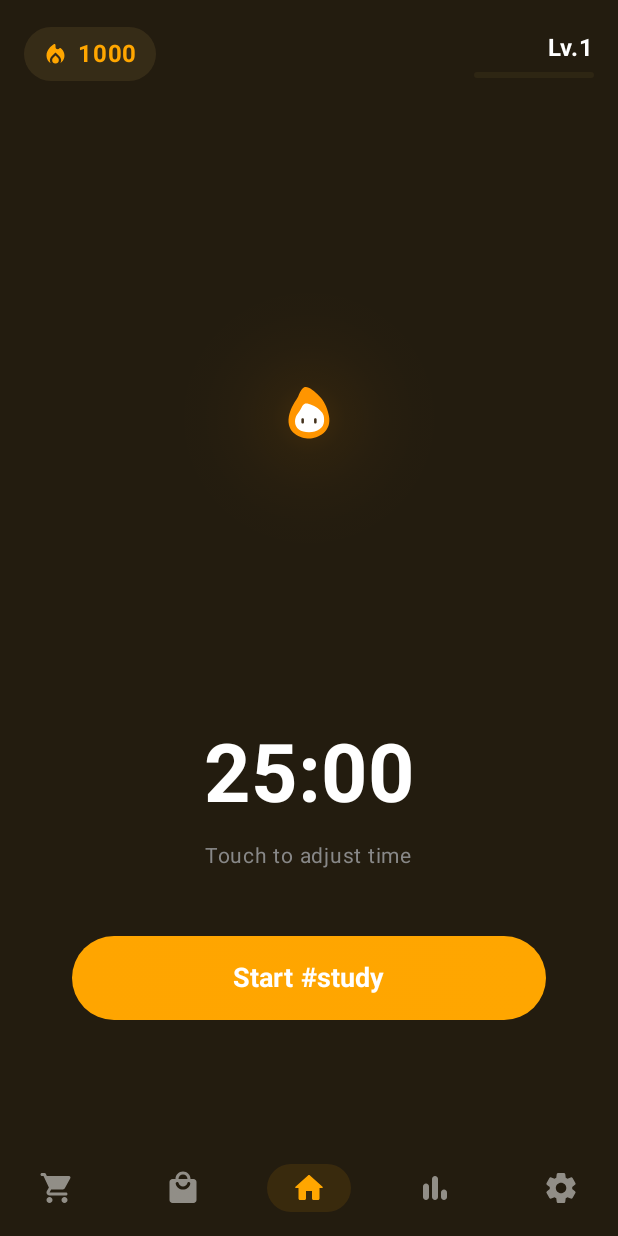
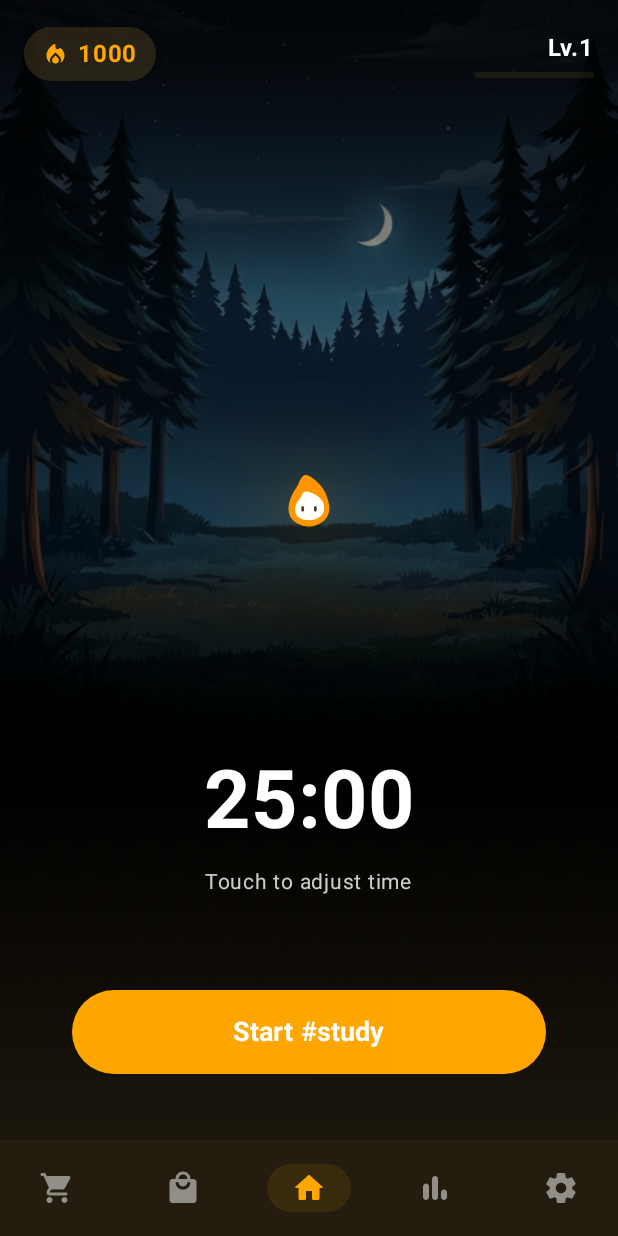
Before and after one commit to japygo/modakmodak, an Android app built with Jetpack Compose: the screen it shows after launch (MainActivity), on a phone screen of 412 x 824 dp. Run offline under Robolectric (Android 15) with nearby library versions, the phone set to English and light mode, and no system bars; our stand-ins replace Room's generated code.

Commit message:
feat: HomeScreen에 배경 이미지 및 투명 Scaffold 추가
- HomeScreen에 home_background.png를 적용해 시각적 개선
- Box 레이아웃으로 배경 이미지 및 상하단 그라디언트 층 구현
- Scaffold를 투명하게 설정해 배경 요소와 조화 유지
- ModakTopBar에 Modifier 파라미터 추가로 유연성 확보
- ModakGlowCharacter 위치 조정을 통해 레이아웃 정합성 개선

```diff
--- a/app/src/main/java/com/japygo/modakmodak/ui/components/ModakTopBar.kt
+++ b/app/src/main/java/com/japygo/modakmodak/ui/components/ModakTopBar.kt
@@ -33,7 +33,8 @@ fun ModakTopBar(
     level: Int,
     exp: Int,
     fireColorHex: String = "#FFFF9500",
-    showLevel: Boolean = true
+    showLevel: Boolean = true,
+    modifier: Modifier = Modifier
 ) {
     val fireColor = try {
         Color(android.graphics.Color.parseColor(fireColorHex))
@@ -43,7 +44,7 @@ fun ModakTopBar(
     val progress = LevelUtils.getLevelProgress(exp)
 
     Row(
-        modifier = Modifier
+        modifier = modifier
             .fillMaxWidth()
             .height(72.dp)
             .padding(horizontal = 16.dp),
--- a/app/src/main/java/com/japygo/modakmodak/ui/home/HomeScreen.kt
+++ b/app/src/main/java/com/japygo/modakmodak/ui/home/HomeScreen.kt
@@ -16,6 +16,7 @@ import androidx.compose.foundation.layout.PaddingValues
 import androidx.compose.foundation.layout.Row
 import androidx.compose.foundation.layout.Spacer
 import androidx.compose.foundation.layout.fillMaxSize
+import androidx.compose.foundation.layout.fillMaxHeight
 import androidx.compose.foundation.layout.fillMaxWidth
 import androidx.compose.foundation.layout.height
 import androidx.compose.foundation.layout.heightIn
@@ -95,18 +96,74 @@ fun HomeScreen(
 
     val currentLevel = user?.fireLevel ?: 1
 
+    // Full screen container
+    Box(
+        modifier = Modifier.fillMaxSize()
+    ) {
+        // 1. Background Image Layer (The "Wall")
+
+        Box(
+            modifier = Modifier.fillMaxSize()
+        ) {
+            androidx.compose.foundation.Image(
+                painter = androidx.compose.ui.res.painterResource(id = R.drawable.home_background),
+                contentDescription = null,
+                modifier = Modifier.fillMaxSize(),
+                contentScale = androidx.compose.ui.layout.ContentScale.Crop
+            )
+
+            // Dimming Layer
+            Box(
+                modifier = Modifier
+                    .fillMaxSize()
+                    .background(Color.Black.copy(alpha = 0.3f))
+            )
+
+            // Top Gradient (Black to Transparent)
+            Box(
+                modifier = Modifier
+                    .fillMaxWidth()
+                    .height(200.dp)
+                    .align(Alignment.TopCenter)
+                    .background(
+                        brush = Brush.verticalGradient(
+                            colors = listOf(
+                                Color.Black.copy(alpha = 0.8f),
+                                Color.Transparent
+                            )
+                        )
+                    )
+            )
+
+            // Bottom Gradient (Transparent to Black)
+            Box(
+                modifier = Modifier
+                    .fillMaxWidth()
+                    .height(300.dp)
+                    .align(Alignment.BottomCenter)
+                    .background(
+                        brush = Brush.verticalGradient(
+                            colors = listOf(
+                                Color.Transparent,
+                                BackgroundDark
+                            )
+                        )
+                    )
+            )
+        }
+
+        // 2. Scaffold (The "Furniture") - Transparent to show background
         Scaffold(
-        modifier = Modifier
-            .statusBarsPadding()
-            .navigationBarsPadding(),
-        containerColor = BackgroundDark,
+            modifier = Modifier.navigationBarsPadding(), // Only pad bottom nav bar from system nav
+            containerColor = Color.Transparent,
             topBar = {
                 ModakTopBar(
                     coins = user?.currentCoin ?: 0,
                     level = currentLevel,
                     exp = user?.fireExp ?: 0,
                     fireColorHex = user?.fireColor ?: "#FFFF9500",
-                showLevel = true
+                    showLevel = true,
+                    modifier = Modifier.statusBarsPadding() // Pad top bar from status bar
                 )
             },
             bottomBar = { ModakBottomBar(navController, "home") },
@@ -140,36 +197,41 @@ fun HomeScreen(
                 )
             }
 
+            // 3. Content Layer
             Column(
                 modifier = Modifier
-                .padding(innerPadding)
-                .fillMaxSize(),
+                    .fillMaxSize()
+                    .padding(innerPadding), // Content respects bars
                 horizontalAlignment = Alignment.CenterHorizontally,
             ) {
-            // Top 2/3 section for character and background
+                // Top section for character (aligned to where the clearing is)
                 Box(
                     modifier = Modifier
-                    .weight(1.5f)
+                        .weight(1f)
                         .fillMaxWidth()
                         .pointerInput(Unit) {
                             detectTapGestures(onLongPress = { showDebugDialog = true })
                         },
                     contentAlignment = Alignment.Center,
                 ) {
+                    // Adjust padding/offset to place character exactly in the clearing
+                    // The clearing is roughly in the center but slightly lower in visual weight
+                    Box(modifier = Modifier.padding(top = 100.dp)) {
                         ModakGlowCharacter(
                             level = currentLevel,
                             exp = user?.fireExp ?: 0,
                             fireColor = fireColor
                         )
                     }
+                }
 
-            // Bottom 1/3 section for timer and button (fixed position)
+                // Bottom section for timer and button
                 Column(
                     modifier = Modifier
-                    .weight(1f)
-                    .fillMaxWidth(),
+                        .fillMaxWidth()
+                        .padding(bottom = 24.dp),
                     horizontalAlignment = Alignment.CenterHorizontally,
-                verticalArrangement = Arrangement.Top,
+                    verticalArrangement = Arrangement.Bottom,
                 ) {
                     // Timer
                     val hours = sessionDuration / 60
@@ -191,11 +253,11 @@ fun HomeScreen(
                     Spacer(modifier = Modifier.height(10.dp))
                     Text(
                         text = stringResource(R.string.home_timer_adjust_hint),
-                    color = Color.Gray,
+                        color = Color.White.copy(alpha = 0.8f),
                         fontSize = 14.sp,
                     )
 
-                Spacer(modifier = Modifier.weight(1f))
+                    Spacer(modifier = Modifier.height(60.dp))
 
                     // Start Button with tag inside
                     Button(
@@ -227,7 +289,8 @@ fun HomeScreen(
                         )
                     }
 
-                Spacer(modifier = Modifier.height(80.dp))
+                    Spacer(modifier = Modifier.height(20.dp))
+                }
             }
         }
     }
```
Also changed, not shown: app/src/main/res/drawable/home_background.png (added). Lines whose indentation alone changed are shown as unchanged.
